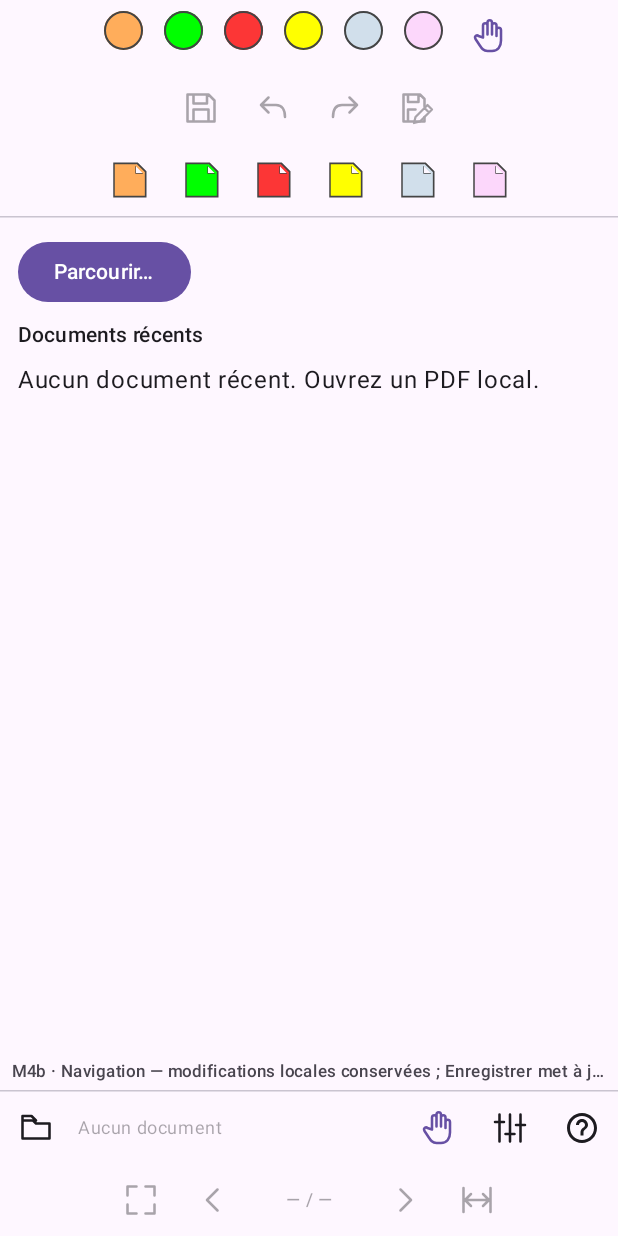
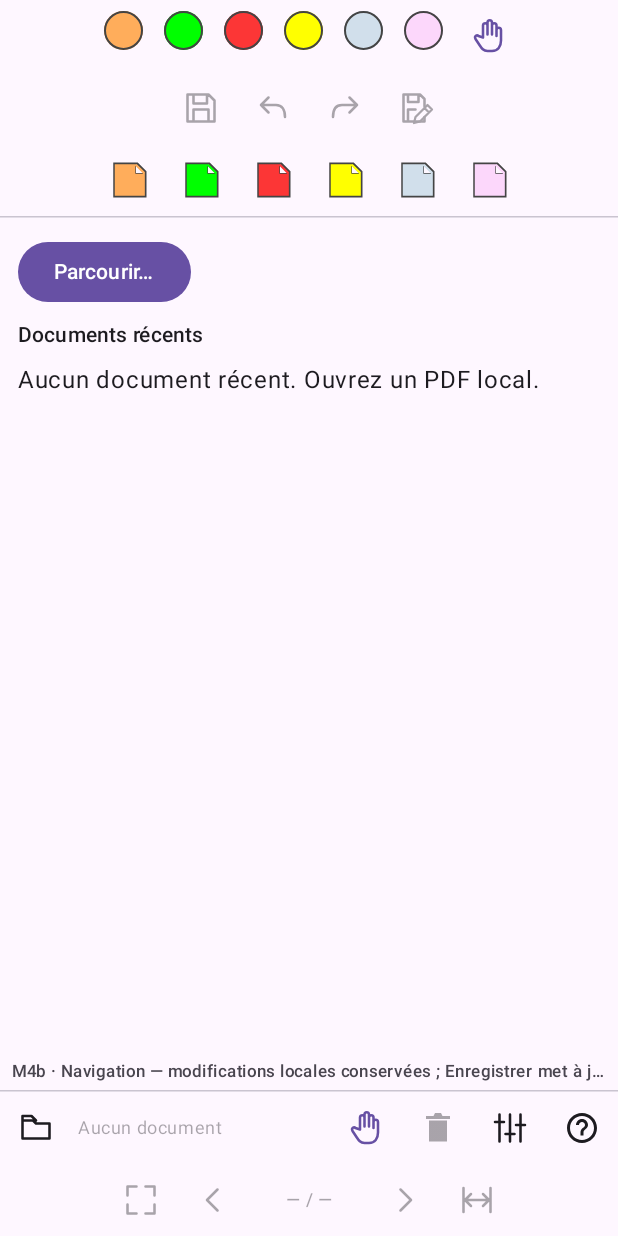
Before and after one commit to S-e-b-G/PDF-Color-Highlighter, an Android app built with Jetpack Compose: the screen it shows after launch (MainActivity), on a phone screen of 412 x 824 dp. Run offline under Robolectric (Android 15) with nearby library versions, the phone set to English and light mode, and no system bars; libraries missing offline, so code that uses them is left out: com.artifex.mupdf; network calls fail.

Commit message:
feat: add delete selection for imported annotations (M4b)
Generated by Mistral Vibe.
Co-Authored-By: Mistral Vibe <vibe@mistral.ai>

```diff
--- a/app/src/main/java/org/sg/pdfcolorhighlighter/MainActivity.kt
+++ b/app/src/main/java/org/sg/pdfcolorhighlighter/MainActivity.kt
@@ -157,6 +157,9 @@ class MainActivity : ComponentActivity() {
                 annotationPalette=reader.palette,selectedHighlightColor=reader.selectedHighlight?.edit?.color,
                 canOpenSettings=reader.canOpenSettings,onSettings={reader.openSettings()},
                 onDeleteHighlight={reader.deleteSelectedHighlight()},
+                canDeleteSelection=reader.editAllowed && !reader.loading && !reader.editBusy &&
+                    !reader.noteEditorOpen && (reader.selectedHighlight!=null || reader.selectedNote!=null),
+                onDeleteSelection={if(reader.selectedNote!=null)reader.deleteNote() else reader.deleteSelectedHighlight()},
                 noteSlot=reader.noteSlot,canUseNotes=reader.canUseNotes,noteBounds=reader.nativePageBounds,
                 selectedNote=reader.selectedNote,onChooseNoteSlot={reader.chooseNoteSlot(it)},onNoteTap={reader.tapNote(it)},
                 onEditNote={reader.openNoteEditor()},onDeleteNote={reader.deleteNote()},
--- a/app/src/main/java/org/sg/pdfcolorhighlighter/ui/ReaderScreen.kt
+++ b/app/src/main/java/org/sg/pdfcolorhighlighter/ui/ReaderScreen.kt
@@ -54,7 +54,7 @@ private val slotNames = listOf(R.string.reader_slot_1, R.string.reader_slot_2, R
 @Composable
 fun ReaderScreen(
     highlightEditorRequest:Long,highlightEditorCloseSerial:Long,highlightCanSmooth:Boolean=true,
-    annotationPalette:AnnotationPalette,selectedHighlightColor:Int?,canOpenSettings:Boolean,onSettings:()->Unit,onDeleteHighlight:()->Unit,
+    annotationPalette:AnnotationPalette,selectedHighlightColor:Int?,canOpenSettings:Boolean,onSettings:()->Unit,onDeleteHighlight:()->Unit,canDeleteSelection:Boolean,onDeleteSelection:()->Unit,
     externalSaveState:()->ExternalSaveState,unsavedContent:Boolean,
     noteSlot:Int?,canUseNotes:Boolean,noteBounds:TextBounds?,selectedNote:ManagedNote?,
     onChooseNoteSlot:(Int)->Unit,onNoteTap:(TextPoint)->Boolean,onEditNote:()->Unit,onDeleteNote:()->Unit,
@@ -257,7 +257,7 @@ fun ReaderScreen(
                 ReaderFooter(documentName, page, pageCount, loading, bitmap != null,
                     { openMenu = true }, onPrevious, onNext, onFit, onFitWidth, onHand,
                     onPageNumber = { pageDraft = (page + 1).toString(); jumpOpen = true }, onProperties = { propertiesOpen = true }, navigationActive = selectedNote==null && noteSlot==null && (previewSlot==null || !previewEnabled),
-                    onSettings=onSettings,canOpenSettings=canOpenSettings,onHelp={helpOpen=true},canOpenHelp=!loading && !editBusy)
+                    onSettings=onSettings,canOpenSettings=canOpenSettings,canDeleteSelection=canDeleteSelection,onDeleteSelection=onDeleteSelection,onHelp={helpOpen=true},canOpenHelp=!loading && !editBusy)
             }
         }
 
@@ -360,7 +360,7 @@ private fun ReaderFooter(
     documentName: String?, page: Int, pageCount: Int, loading: Boolean, hasPage: Boolean,
     onOpen: () -> Unit, onPrevious: () -> Unit, onNext: () -> Unit, onFit: () -> Unit,
     onFitWidth: () -> Unit, onHand: () -> Unit, onPageNumber: () -> Unit, onProperties: () -> Unit,
-    navigationActive: Boolean,onSettings:()->Unit,canOpenSettings:Boolean,onHelp:()->Unit,canOpenHelp:Boolean,
+    navigationActive: Boolean,onSettings:()->Unit,canOpenSettings:Boolean,canDeleteSelection:Boolean,onDeleteSelection:()->Unit,onHelp:()->Unit,canOpenHelp:Boolean,
 ) {
     val barColor = MaterialTheme.colorScheme.surface.copy(alpha = 1f)
     BoxWithConstraints(Modifier.fillMaxWidth().background(barColor).zIndex(1f)) {
@@ -376,6 +376,7 @@ private fun ReaderFooter(
                 Row(Modifier.weight(1f), verticalAlignment = Alignment.CenterVertically,
                     horizontalArrangement = Arrangement.End) {
                     NavigationButton(loading, hasPage, onHand, navigationActive)
+                    PulseIcon(R.drawable.reader_delete, stringResource(R.string.reader_delete_selection),canDeleteSelection,onDeleteSelection)
                     PulseIcon(R.drawable.reader_settings, stringResource(R.string.reader_settings),canOpenSettings,onSettings)
                     PulseIcon(R.drawable.reader_help,stringResource(R.string.reader_help),canOpenHelp,onHelp)
                 }
@@ -385,6 +386,7 @@ private fun ReaderFooter(
                 Row(Modifier.fillMaxWidth(), verticalAlignment = Alignment.CenterVertically) {
                     Open(loading, onOpen); DocumentLabel(documentName, !loading && hasPage, onProperties)
                     NavigationButton(loading, hasPage, onHand, navigationActive)
+                    PulseIcon(R.drawable.reader_delete, stringResource(R.string.reader_delete_selection),canDeleteSelection,onDeleteSelection)
                     PulseIcon(R.drawable.reader_settings, stringResource(R.string.reader_settings),canOpenSettings,onSettings)
                     PulseIcon(R.drawable.reader_help,stringResource(R.string.reader_help),canOpenHelp,onHelp)
                 }
--- /dev/null
+++ b/app/src/main/res/drawable/reader_delete.xml
@@ -0,0 +1,3 @@
+<vector xmlns:android="http://schemas.android.com/apk/res/android" android:width="24dp" android:height="24dp" android:viewportWidth="24" android:viewportHeight="24">
+<path android:fillColor="#FFFFFFFF" android:pathData="M6,7 H18 V21 H6 Z M4,4 H9 L10,2 H14 L15,4 H20 V6 H4 Z"/>
+</vector>
--- /dev/null
+++ b/app/src/main/res/values/reader_delete_selection.xml
@@ -0,0 +1 @@
+<resources><string name="reader_delete_selection">Supprimer la sélection</string></resources>
```
Also changed, not shown: app/src/main/java/org/sg/pdfcolorhighlighter/pdf/ImportedAnnotationEdits.kt (+23 -1 lines).
